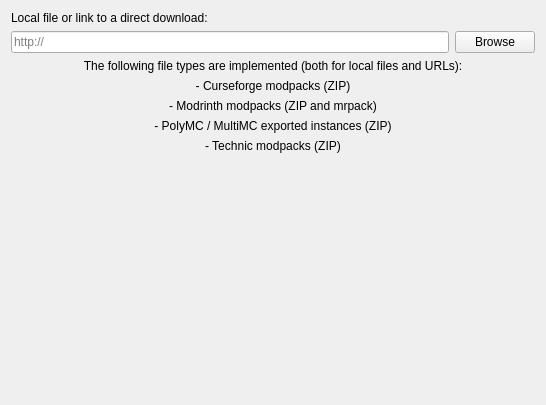
The window that launcher/ui/pages/modplatform/ImportPage.ui (FreesmTeam/FreesmLauncher) describes before a commit, drawn with Qt 5.
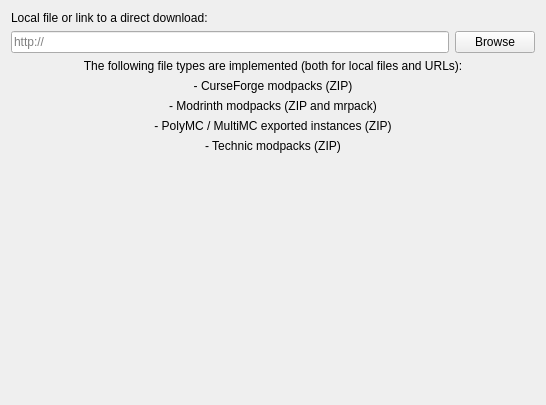
The same window after the commit.

Commit message: fix: spelling of CF

Patch:
```diff
--- a/launcher/ui/pages/modplatform/ImportPage.ui
+++ b/launcher/ui/pages/modplatform/ImportPage.ui
@@ -40,7 +40,7 @@
      <item>
       <widget class="QLabel" name="label_5">
        <property name="text">
-        <string>- Curseforge modpacks (ZIP)</string>
+        <string>- CurseForge modpacks (ZIP)</string>
        </property>
        <property name="alignment">
         <set>Qt::AlignCenter</set>
```
